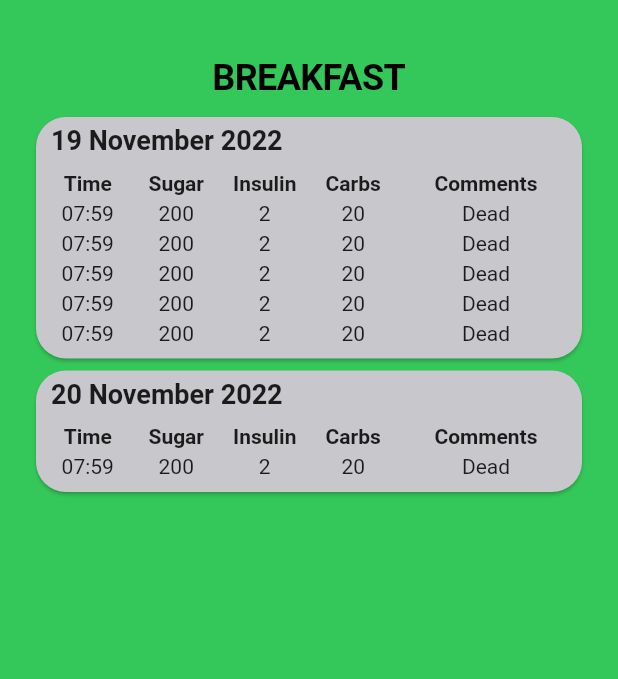
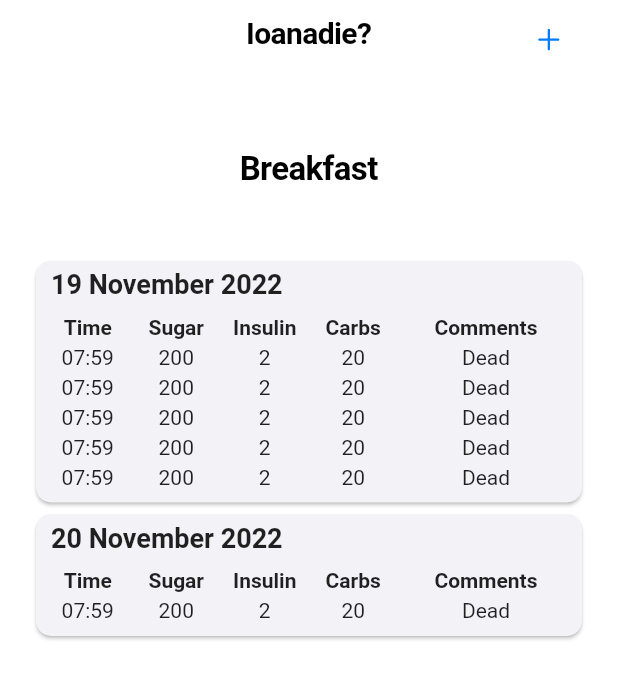
Before and after one commit to NabeelAzuhar/Diabetter, a Flutter app: the screen it shows after launch, on a phone screen of 412 x 824 dp. Shown: the top 679 px of the screen. Run offline on Flutter 3.47's test engine with Material 2 defaults, Android fonts, the phone set to English and light mode, and no system bars.

Commit message:
Navbar added
Navbar added and add button added to it

```diff
--- a/ioana_die/lib/breakfast.dart
+++ b/ioana_die/lib/breakfast.dart
@@ -4,32 +4,45 @@ import 'package:flutter/material.dart';
 class BreakfastPage extends StatelessWidget {
   @override
   Widget build(BuildContext context) {
-    return Center(
+    return CupertinoPageScaffold(
+        navigationBar: CupertinoNavigationBar(
+          backgroundColor: CupertinoColors.systemGrey.withOpacity(0.5),
+          middle: const Text(
+            'Ioanadie?',
+            style: TextStyle(fontSize: 20),
+          ),
+          trailing: CupertinoButton(
+              child: Icon(CupertinoIcons.add), onPressed: () {}),
+        ),
+        child: Padding(
+          padding:
+              const EdgeInsets.only(top: 30, left: 20, right: 20, bottom: 30),
+          child: Center(
               child: Column(
             children: [
               const Padding(
-          padding: EdgeInsets.all(8.0),
+                padding: EdgeInsets.only(top: 70),
                 child: Text(
-            'BREAKFAST',
+                  'Breakfast',
                   style: TextStyle(
-              fontSize: 24,
+                      fontSize: 22,
                       fontWeight: FontWeight.bold,
+                      color: CupertinoColors.black),
                 ),
               ),
-        ),
-        Container(
+              SizedBox(
                 height: 500,
                 child: ListView(
                   children: [
                     Card(
-                color: CupertinoColors.systemGrey3,
+                      color: CupertinoColors.systemGrey6,
                       shape: RoundedRectangleBorder(
-                    borderRadius: BorderRadius.circular(20)),
+                          borderRadius: BorderRadius.circular(10)),
                       child: Column(
                         crossAxisAlignment: CrossAxisAlignment.start,
                         children: [
-                    Padding(
-                      padding: const EdgeInsets.only(
+                          const Padding(
+                            padding: EdgeInsets.only(
                                 left: 10, top: 5, bottom: 5, right: 5),
                             child: Text(
                               '19 November 2022',
@@ -49,11 +62,16 @@ class BreakfastPage extends StatelessWidget {
                               },
                               children: [
                                 columnHeaders(),
-                          userDataColumns('07:59', '200', '2', '20', 'Dead'),
-                          userDataColumns('07:59', '200', '2', '20', 'Dead'),
-                          userDataColumns('07:59', '200', '2', '20', 'Dead'),
-                          userDataColumns('07:59', '200', '2', '20', 'Dead'),
-                          userDataColumns('07:59', '200', '2', '20', 'Dead'),
+                                userDataColumns(
+                                    '07:59', '200', '2', '20', 'Dead'),
+                                userDataColumns(
+                                    '07:59', '200', '2', '20', 'Dead'),
+                                userDataColumns(
+                                    '07:59', '200', '2', '20', 'Dead'),
+                                userDataColumns(
+                                    '07:59', '200', '2', '20', 'Dead'),
+                                userDataColumns(
+                                    '07:59', '200', '2', '20', 'Dead'),
                               ],
                             ),
                           )
@@ -61,9 +79,9 @@ class BreakfastPage extends StatelessWidget {
                       ),
                     ),
                     Card(
-                color: CupertinoColors.systemGrey3,
+                      color: CupertinoColors.systemGrey6,
                       shape: RoundedRectangleBorder(
-                    borderRadius: BorderRadius.circular(20)),
+                          borderRadius: BorderRadius.circular(10)),
                       child: Column(
                         crossAxisAlignment: CrossAxisAlignment.start,
                         children: [
@@ -88,7 +106,8 @@ class BreakfastPage extends StatelessWidget {
                               },
                               children: [
                                 columnHeaders(),
-                          userDataColumns('07:59', '200', '2', '20', 'Dead')
+                                userDataColumns(
+                                    '07:59', '200', '2', '20', 'Dead')
                               ],
                             ),
                           )
@@ -99,6 +118,7 @@ class BreakfastPage extends StatelessWidget {
                 ),
               ),
             ],
+          )),
         ));
   }
 }
@@ -111,7 +131,6 @@ TableRow dateHeader(int day, String monthYear) {
         child: Container(
           height: 20,
           width: 40,
-          color: CupertinoColors.systemGrey.withOpacity(0.5),
           child: Center(
             child: Text(day.toString()),
           ),
--- a/ioana_die/lib/main.dart
+++ b/ioana_die/lib/main.dart
@@ -7,7 +7,7 @@ class MyApp extends StatelessWidget {
   Widget build(BuildContext context) {
     return CupertinoApp(
       theme: CupertinoThemeData(
-          scaffoldBackgroundColor: CupertinoColors.systemGreen,
+          scaffoldBackgroundColor: CupertinoColors.white,
           brightness: Brightness.light),
       home: HomeScreen(),
     );
@@ -17,10 +17,6 @@ class MyApp extends StatelessWidget {
 class HomeScreen extends StatelessWidget {
   @override
   Widget build(BuildContext context) {
-    return CupertinoPageScaffold(
-        child: Padding(
-      padding: const EdgeInsets.only(top: 30, left: 20, right: 20, bottom: 30),
-      child: BreakfastPage(),
-    ));
+    return BreakfastPage();
   }
 }
```
Lines whose indentation alone changed are shown as unchanged.
